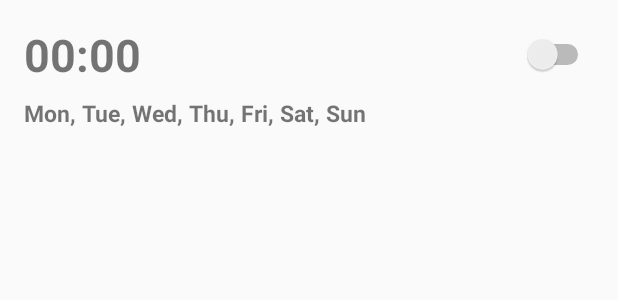
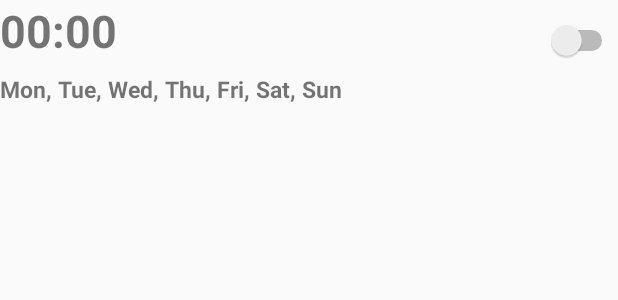
Before and after one commit to gmariotti/future-clock, an Android app: the layout list_item_alarm.xml on its own in the app's theme, with its tools: preview values and no code run, on a phone screen of 412 x 824 dp. Shown: the top 300 px of the screen. Run offline under Robolectric (Android 15) with nearby library versions, the phone set to English and light mode, and no system bars.

Commit message:
Commit 02/06/2016
Start working on settings for weather.
Modifications to layouts.
New library dependencies.

```diff
--- a/app/src/main/java/com/mariotti/developer/futureclock/ui/activities/MainActivity.kt
+++ b/app/src/main/java/com/mariotti/developer/futureclock/ui/activities/MainActivity.kt
@@ -16,6 +16,7 @@ import com.mariotti.developer.futureclock.models.Alarm
 import com.mariotti.developer.futureclock.models.AlarmRepositoryImpl
 import com.mariotti.developer.futureclock.presenters.ListOfAlarmPresenter
 import com.mariotti.developer.futureclock.presenters.ListOfAlarmPresenterImpl
+import com.mariotti.developer.futureclock.settings.SettingsActivity
 import com.mariotti.developer.futureclock.ui.adapters.ListOfAlarmAdapter
 import java.util.*
 
@@ -86,7 +87,8 @@ class MainActivity : BaseActivity(), MainScreen {
 	override fun onOptionsItemSelected(item: MenuItem): Boolean {
 		when (item.itemId) {
 			R.id.menu_settings -> {
-				// TODO
+				val intent = Intent(this, SettingsActivity::class.java)
+				startActivity(intent)
 				return true
 			}
 			else -> return super.onOptionsItemSelected(item)
--- a/app/src/main/res/layout/activity_fragment.xml
+++ /dev/null
@@ -1,4 +0,0 @@
-<FrameLayout xmlns:android="http://schemas.android.com/apk/res/android"
-    android:id="@+id/fragment_container"
-    android:layout_width="match_parent"
-    android:layout_height="match_parent" />
--- a/app/src/main/res/layout/list_item_alarm.xml
+++ b/app/src/main/res/layout/list_item_alarm.xml
@@ -1,41 +1,35 @@
 <?xml version="1.0" encoding="utf-8"?>
-<LinearLayout xmlns:android="http://schemas.android.com/apk/res/android"
+<RelativeLayout xmlns:android="http://schemas.android.com/apk/res/android"
     xmlns:tools="http://schemas.android.com/tools"
     android:layout_width="match_parent"
     android:layout_height="wrap_content"
-    android:orientation="vertical"
-    android:padding="16dp">
+    android:orientation="vertical">
 
-    <RelativeLayout
-        android:layout_width="match_parent"
-        android:layout_height="match_parent"
-        android:orientation="horizontal">
-
-        <TextView
-            android:id="@+id/list_item_time"
-            android:layout_width="wrap_content"
-            android:layout_height="wrap_content"
-            android:textSize="30sp"
-            android:textStyle="bold"
-            tools:text="00:00"
-            android:layout_alignParentTop="true"
-            android:layout_alignParentStart="true"/>
-
-        <Switch
-            android:id="@+id/list_item_switch"
-            android:layout_width="wrap_content"
-            android:layout_height="wrap_content"
-            android:layout_centerVertical="true"
-            android:layout_alignParentEnd="true"
-            android:layout_toEndOf="@id/list_item_time"/>
-    </RelativeLayout>
+    <TextView
+        android:id="@+id/list_item_time"
+        android:layout_width="wrap_content"
+        android:layout_height="wrap_content"
+        android:layout_alignParentStart="true"
+        android:layout_alignParentTop="true"
+        android:textSize="30sp"
+        android:textStyle="bold"
+        tools:text="00:00" />
 
     <TextView
         android:id="@+id/list_item_days"
         android:layout_width="match_parent"
         android:layout_height="wrap_content"
+        android:layout_alignParentStart="true"
+        android:layout_below="@+id/list_item_time"
         android:paddingTop="8dp"
         android:textSize="15sp"
         android:textStyle="bold"
         tools:text="Mon, Tue, Wed, Thu, Fri, Sat, Sun" />
-</LinearLayout>
+
+    <Switch
+        android:id="@+id/list_item_switch"
+        android:layout_width="wrap_content"
+        android:layout_height="wrap_content"
+        android:layout_alignBottom="@+id/list_item_time"
+        android:layout_alignParentEnd="true" />
+</RelativeLayout>
--- a/app/src/main/res/values/colors.xml
+++ b/app/src/main/res/values/colors.xml
@@ -1,12 +1,13 @@
 <?xml version="1.0" encoding="utf-8"?>
 <resources>
-    <color name="colorPrimary">#2196F3</color>
-    <color name="colorPrimaryDark">#1976D2</color>
-    <color name="colorPrimaryLight">#BBDEFB</color>
-    <color name="colorAccent">#03A9F4</color>
-    <color name="colorPrimaryText">#FFFFFF</color>
+    <color name="colorPrimary">#3F51B5</color>
+    <color name="colorPrimaryDark">#303F9F</color>
+    <color name="colorPrimaryLight">#C5CAE9</color>
+    <color name="colorAccent">#FF9800</color>
+    <color name="colorPrimaryText">#212121</color>
     <color name="colorSecondaryText">#727272</color>
     <color name="colorDivider">#B6B6B6</color>
+    <color name="colorIcons">#FFFFFF</color>
 
     <color name="grey">#808080</color>
 </resources>
--- a/app/src/main/res/values/strings.xml
+++ b/app/src/main/res/values/strings.xml
@@ -22,5 +22,7 @@
     <string name="sunday">SUN</string>
 
     <string name="settings">Settings</string>
+    <string name="weather_preferences">Weather Settings</string>
+    <string name="location_hint_settings">Insert a location name</string>
 
 </resources>
--- a/app/src/main/res/values/styles.xml
+++ b/app/src/main/res/values/styles.xml
@@ -11,6 +11,12 @@
         <item name="android:divider">@color/colorDivider</item>
 
         <item name="android:colorButtonNormal">@color/colorAccent</item>
+
+        <item name="preferenceTheme">@style/PreferenceThemeOverlay</item>
+    </style>
+
+    <style name="CustomPreferenceTheme" parent="PreferenceThemeOverlay">
+        <item name="android:textColorPrimary">@color/colorPrimaryDark</item>
     </style>
 
 </resources>
```
Also changed, not shown: app/build.gradle (+8 -3 lines), app/src/main/AndroidManifest.xml (+5 -4 lines), app/src/main/java/com/mariotti/developer/futureclock/controllers/OpenWeatherMapFetchr.java (renamed from app/src/main/java/com/mariotti/developer/futureclock/controllers/OpenMapWeatherFetchr.java, +5 -5 lines), app/src/main/java/com/mariotti/developer/futureclock/controllers/fragments/FiredAlarmFragment.kt (+7 -7 lines), app/src/main/java/com/mariotti/developer/futureclock/models/OpenMapWeather.java (deleted, +0 -98 lines), app/src/main/java/com/mariotti/developer/futureclock/models/OpenWeatherMap.java (added, +127 -0 lines), app/src/main/java/com/mariotti/developer/futureclock/models/OpenWeatherMapList.java (added, +32 -0 lines), app/src/main/java/com/mariotti/developer/futureclock/models/OpenWeatherMapService.java (added, +17 -0 lines), app/src/main/java/com/mariotti/developer/futureclock/settings/LocationPickerPreference.java (added, +119 -0 lines), app/src/main/java/com/mariotti/developer/futureclock/settings/SettingsActivity.java (added, +31 -0 lines), build.gradle (+5 -3 lines), 3 other files.
